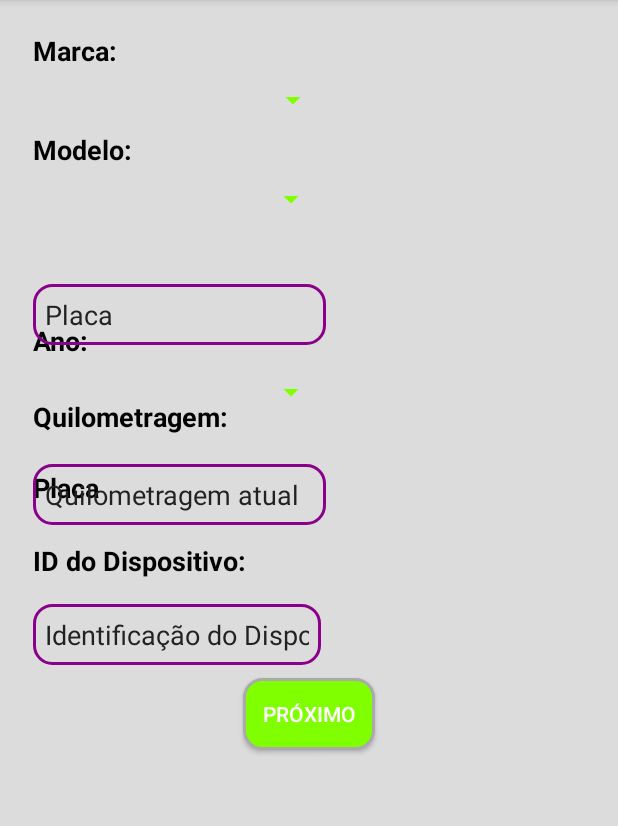
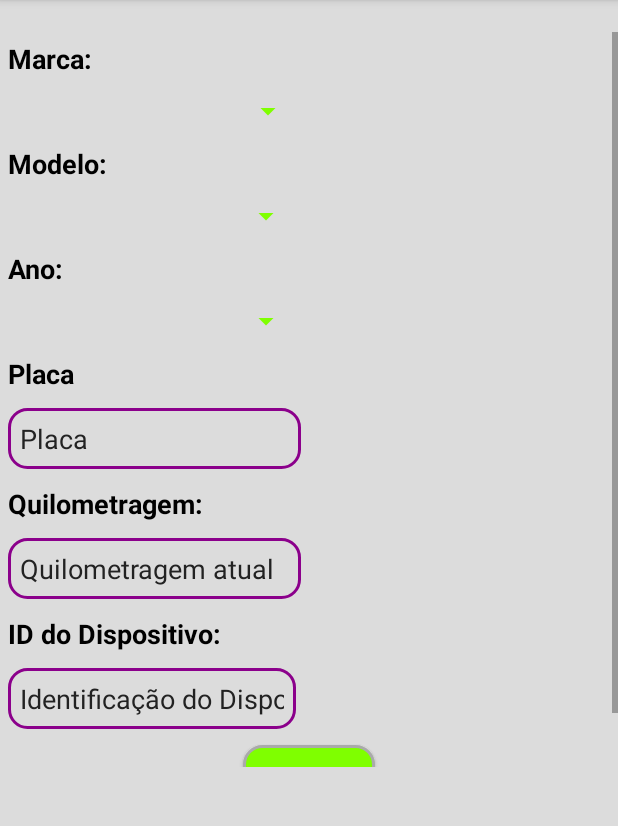
Before and after one commit to igorsoares95/mobe-android, an Android app: the fragment AdicionarCarroFragment placed in its activity, on a phone screen of 412 x 824 dp, the part 84-910 px from its top. Run offline under Robolectric (Android 15) with nearby library versions, the phone set to English and light mode, and no system bars; our stand-ins replace Volley; network calls fail; 1 statement that could not run was skipped.

Commit message:
Ajustes nas fragments, criação de Fragment de Informações das Manutenções e Manutenções Padrão

```diff
--- a/app/src/main/res/layout/activity_esqueci_senha.xml
+++ b/app/src/main/res/layout/activity_esqueci_senha.xml
@@ -33,7 +33,8 @@
         android:layout_marginTop="30dp"
         android:background="@drawable/bg_botoes"
         android:text="Receber nova senha"
-        android:textColor="#ffffff"
+        android:textColor="@android:color/black"
+        android:textStyle="bold"
         android:layout_below="@+id/email_esqueci_senha"
         android:layout_alignParentLeft="true"
         android:layout_alignParentStart="true"
--- a/app/src/main/res/layout/activity_login.xml
+++ b/app/src/main/res/layout/activity_login.xml
@@ -7,7 +7,7 @@
     android:gravity="center"
     android:orientation="vertical"
     android:padding="10dp"
-    tools:context=".activity.LoginActivity">
+    tools:context="com.example.guilherme.mobe.activity.LoginActivity">
 
         <LinearLayout
             android:layout_width="fill_parent"
@@ -65,7 +65,7 @@
         android:layout_marginTop="20dip"
         android:background="@drawable/bg_botoes"
         android:text="LOGIN"
-        android:textColor="#ffffff"
+        android:textColor="#000000"
         android:textStyle="bold"
         />
 
--- a/app/src/main/res/layout/activity_registro.xml
+++ b/app/src/main/res/layout/activity_registro.xml
@@ -93,8 +93,9 @@
             android:layout_marginTop="20dip"
             android:background="@drawable/bg_botoes"
             android:text="Cadastrar"
-            android:textColor="#ffffff"
+            android:textColor="@android:color/black"
             android:textStyle="bold"
+            android:textSize="16dp"
             />
 
         <Button
--- a/app/src/main/res/layout/fragment_adicionar_carro.xml
+++ b/app/src/main/res/layout/fragment_adicionar_carro.xml
@@ -1,42 +1,40 @@
 <?xml version="1.0" encoding="utf-8"?>
-<RelativeLayout xmlns:android="http://schemas.android.com/apk/res/android"
-    xmlns:app="http://schemas.android.com/apk/res-auto"
+<ScrollView xmlns:android="http://schemas.android.com/apk/res/android"
     xmlns:tools="http://schemas.android.com/tools"
     android:layout_width="match_parent"
     android:layout_height="match_parent"
     android:background="@drawable/activity_bg"
     tools:context=".fragments.AdicionarCarroFragment">
 
+    <LinearLayout
+        android:id="@+id/scroll_container"
+        android:layout_width="match_parent"
+        android:layout_height="wrap_content"
+        android:orientation="vertical">
+
+        <TextView
+            android:id="@+id/Marcatxt"
+            android:layout_width="wrap_content"
+            android:layout_height="wrap_content"
+            android:text="Marca:"
+            android:layout_margin="5dip"
+            android:textColor="@android:color/black"
+            android:textSize="18dp"
+            android:textStyle="bold" />
 
         <Spinner
             android:id="@+id/Marcaspinner"
             android:layout_width="197dp"
             android:layout_height="wrap_content"
-        android:layout_alignParentStart="true"
-        android:layout_alignParentTop="true"
-        android:layout_marginStart="22dp"
-        android:layout_marginTop="33dp"
+            android:layout_margin="5dip"
             android:backgroundTint="@color/CorBotao"
             android:popupBackground="@color/BordaEditText" />
-
-    <TextView
-        android:id="@+id/Marcatxt"
-        android:layout_width="wrap_content"
-        android:layout_height="wrap_content"
-        android:layout_alignParentTop="true"
-        android:layout_alignStart="@+id/Marcaspinner"
-        android:text="Marca:"
-        android:textColor="@android:color/black"
-        android:textSize="18dp"
-        android:textStyle="bold" />
 
         <TextView
             android:id="@+id/Modelotxt"
             android:layout_width="wrap_content"
             android:layout_height="wrap_content"
-        android:layout_alignParentTop="true"
-        android:layout_alignStart="@+id/Marcaspinner"
-        android:layout_marginTop="66dp"
+            android:layout_margin="5dip"
             android:text="Modelo:"
             android:textColor="@android:color/black"
             android:textSize="18dp"
@@ -46,9 +44,7 @@
             android:id="@+id/Modelospinner"
             android:layout_width="196dp"
             android:layout_height="wrap_content"
-        android:layout_alignParentTop="true"
-        android:layout_alignStart="@+id/Marcaspinner"
-        android:layout_marginTop="99dp"
+            android:layout_margin="5dip"
             android:backgroundTint="@color/CorBotao"
             android:popupBackground="@color/BordaEditText" />
 
@@ -56,58 +52,26 @@
             android:id="@+id/Anotxt"
             android:layout_width="wrap_content"
             android:layout_height="wrap_content"
-        android:layout_alignParentTop="true"
-        android:layout_alignStart="@+id/Marcaspinner"
-        android:layout_alignLeft="@+id/Marcaspinner"
-        android:layout_marginTop="193dp"
+            android:layout_margin="5dip"
             android:text="Ano:"
-        android:textStyle="bold"
             android:textColor="@android:color/black"
-        android:textSize="18dp"/>
+            android:textSize="18dp"
+            android:textStyle="bold" />
 
         <Spinner
             android:id="@+id/anos_spinner"
             android:layout_width="196dp"
             android:layout_height="wrap_content"
-        android:layout_alignLeft="@+id/Marcaspinner"
-        android:layout_alignParentTop="true"
-        android:layout_alignStart="@+id/Marcaspinner"
-        android:layout_marginTop="228dp"
+            android:layout_margin="5dip"
             android:backgroundTint="@color/CorBotao"
             android:popupBackground="@color/BordaEditText" />
-
-    <Button
-        android:id="@+id/btn_proximo_adicionar_carro"
-        android:layout_width="wrap_content"
-        android:layout_height="wrap_content"
-        android:layout_alignParentBottom="true"
-        android:layout_centerHorizontal="true"
-        android:layout_marginBottom="11dp"
-        android:background="@drawable/bg_botoes"
-        android:text="Próximo"
-        android:textColor="@android:color/white" />
 
         <TextView
             android:id="@+id/textview8"
             android:layout_width="wrap_content"
             android:layout_height="wrap_content"
-        android:layout_alignParentTop="true"
-        android:layout_alignStart="@+id/Marcaspinner"
-        android:layout_marginTop="291dp"
+            android:layout_margin="5dip"
             android:text="Placa"
-        android:textColor="@android:color/black"
-        android:textSize="18dp"
-        android:textStyle="bold" />
-
-    <TextView
-        android:id="@+id/textView18"
-        android:layout_width="wrap_content"
-        android:layout_height="wrap_content"
-        android:layout_alignLeft="@+id/Marcaspinner"
-        android:layout_alignParentBottom="true"
-        android:layout_alignStart="@+id/Marcaspinner"
-        android:layout_marginBottom="221dp"
-        android:text="Quilometragem:"
             android:textColor="@android:color/black"
             android:textSize="18dp"
             android:textStyle="bold" />
@@ -116,57 +80,68 @@
             android:id="@+id/txt_placa_adicionar_carro"
             android:layout_width="195dp"
             android:layout_height="wrap_content"
-        android:layout_alignParentBottom="true"
-        android:layout_alignStart="@+id/Marcaspinner"
-        android:layout_marginBottom="281dp"
             android:background="@drawable/bg_edittext"
+            android:layout_margin="5dip"
             android:ems="10"
             android:hint="Placa"
             android:inputType="text"
-        android:textColor="@android:color/white"
+            android:textColor="@android:color/darker_gray"
             android:textColorHint="#222222" />
+
+        <TextView
+            android:id="@+id/textView18"
+            android:layout_width="wrap_content"
+            android:layout_height="wrap_content"
+            android:layout_margin="5dip"
+            android:text="Quilometragem:"
+            android:textColor="@android:color/black"
+            android:textSize="18dp"
+            android:textStyle="bold" />
 
         <EditText
             android:id="@+id/txt_km_adicionar_veiculo"
             android:layout_width="195dp"
             android:layout_height="wrap_content"
-        android:layout_alignLeft="@+id/Marcaspinner"
-        android:layout_alignParentBottom="true"
-        android:layout_alignStart="@+id/Marcaspinner"
-        android:layout_marginBottom="161dp"
             android:background="@drawable/bg_edittext"
             android:ems="10"
             android:hint="Quilometragem atual"
+            android:layout_margin="5dip"
             android:inputType="number"
-        android:textColor="@android:color/white"
+            android:textColor="@android:color/darker_gray"
             android:textColorHint="#222222" />
 
         <TextView
             android:id="@+id/textView9"
             android:layout_width="wrap_content"
             android:layout_height="wrap_content"
-        android:layout_alignParentBottom="true"
-        android:layout_alignStart="@+id/Marcaspinner"
-        android:layout_alignLeft="@+id/Marcaspinner"
-        android:layout_marginBottom="125dp"
             android:text="ID do Dispositivo:"
+            android:layout_margin="5dip"
             android:textColor="@android:color/black"
             android:textSize="18dp"
-        android:textStyle="bold"/>
+            android:textStyle="bold" />
 
         <EditText
             android:id="@+id/txt_dispositivo_adicionar_veiculo"
             android:layout_width="192dp"
             android:layout_height="wrap_content"
-        android:layout_alignLeft="@+id/Marcaspinner"
-        android:layout_alignParentBottom="true"
-        android:layout_alignStart="@+id/Marcaspinner"
-        android:layout_marginBottom="68dp"
             android:background="@drawable/bg_edittext"
+            android:layout_margin="5dip"
             android:ems="10"
             android:hint="Identificação do Dispositivo"
             android:inputType="number"
-        android:textColor="@android:color/white"
+            android:textColor="@android:color/darker_gray"
             android:textColorHint="#222222" />
 
-</RelativeLayout>
+        <Button
+            android:id="@+id/btn_proximo_adicionar_carro"
+            android:layout_width="wrap_content"
+            android:layout_height="wrap_content"
+            android:layout_gravity="center_horizontal"
+            android:layout_margin="5dip"
+            android:background="@drawable/bg_botoes"
+            android:text="PRÓXIMO"
+            android:textColor="@android:color/black"
+            android:textStyle="bold" />
+
+    </LinearLayout>
+</ScrollView>
```
Also changed, not shown: app/src/main/java/com/example/guilherme/mobe/fragments/ManutencoesPadraoFragment.java (added, +30 -0 lines), app/src/main/java/com/example/guilherme/mobe/fragments/informacoesManutencoesFragment.java (added, +30 -0 lines), app/src/main/res/layout/fragment_atualizar_senha.xml (+5 -4 lines), app/src/main/res/layout/fragment_atualizar_usuario.xml (+11 -9 lines), app/src/main/res/layout/fragment_informacoes_manutencoes.xml (added, +124 -0 lines), app/src/main/res/layout/fragment_manutencoes_padrao.xml (added, +15 -0 lines), app/src/main/res/layout/fragment_mostra_info_veiculo.xml (+20 -10 lines). Lines whose indentation alone changed are shown as unchanged.
